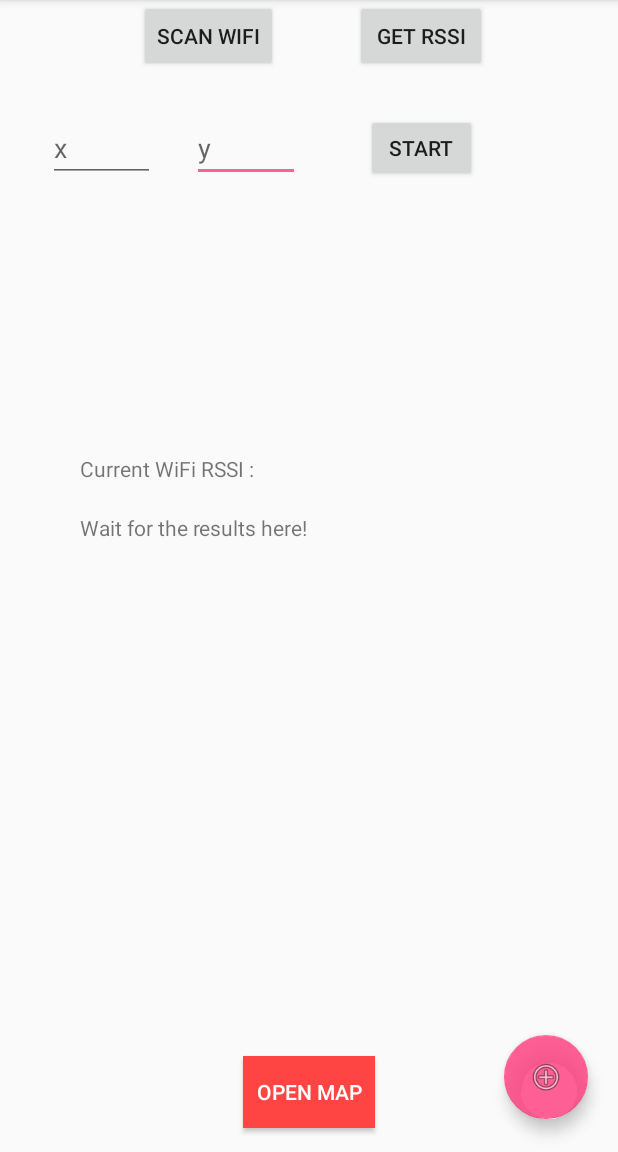
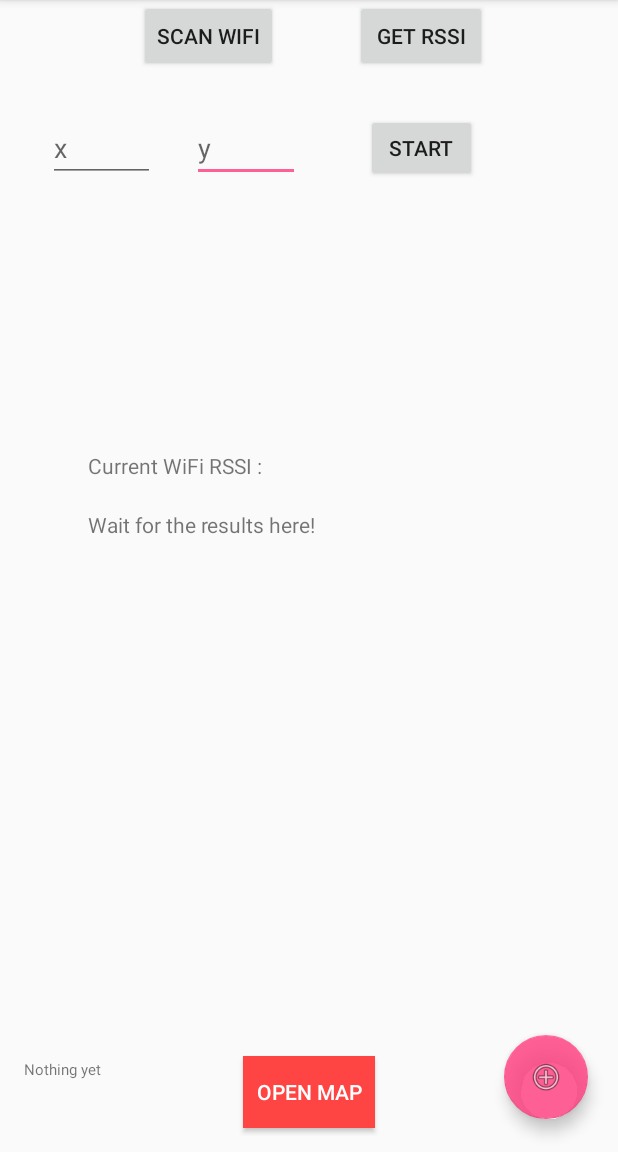
Before and after one commit to aryan9/WiFiRSSIMapper, an Android app: the screen it shows after launch (MainActivity), after a tap on "SCAN WIFI", on a phone screen of 412 x 824 dp, the part 84-1236 px from its top. Run offline under Robolectric (Android 15) with nearby library versions, the phone set to English and light mode, and no system bars.

```diff
--- a/app/src/main/java/com/example/a0132535/wifirssimapper/MapActivity.java
+++ b/app/src/main/java/com/example/a0132535/wifirssimapper/MapActivity.java
@@ -19,10 +19,10 @@ public class MapActivity extends AppCompatActivity {
         setContentView(R.layout.activity_map);
 
         ImageView IV, IV1;
-        IV = (ImageView)findViewById(R.id.Box7);
+        IV = (ImageView)findViewById(R.id.SQ2);
         IV.setBackgroundColor(Color.rgb(250, 0, 0));
 
-        IV1 = (ImageView)findViewById(R.id.imageView19);
+        IV1 = (ImageView)findViewById(R.id.SQ16);
         IV1.setBackgroundColor(Color.rgb(0, 250, 0));
     }
 }
--- a/app/src/main/res/layout/activity_main.xml
+++ b/app/src/main/res/layout/activity_main.xml
@@ -69,6 +69,30 @@
         app:layout_constraintRight_toRightOf="parent"
         app:layout_constraintHorizontal_bias="0.742" />
 
+    <EditText
+        android:id="@+id/etValueXCoord"
+        android:layout_width="71dp"
+        android:layout_height="40dp"
+        android:layout_marginLeft="32dp"
+        android:layout_marginTop="81dp"
+        android:ems="10"
+        android:hint="x"
+        android:inputType="number"
+        app:layout_constraintLeft_toLeftOf="parent"
+        app:layout_constraintTop_toTopOf="parent" />
+
+    <Button
+        android:id="@+id/openmap"
+        style="@style/Widget.AppCompat.Button.Colored"
+        android:layout_width="wrap_content"
+        android:layout_height="wrap_content"
+        android:background="@android:color/holo_red_light"
+        android:text="Open Map"
+        android:layout_marginBottom="16dp"
+        app:layout_constraintLeft_toLeftOf="parent"
+        app:layout_constraintBottom_toBottomOf="parent"
+        app:layout_constraintRight_toRightOf="parent" />
+
     <android.support.v4.widget.NestedScrollView
         android:id="@+id/nestedScrollView"
         android:layout_width="304dp"
@@ -78,12 +102,11 @@
         android:layout_marginRight="8dp"
         android:layout_marginTop="8dp"
         app:layout_constraintBottom_toBottomOf="parent"
-        app:layout_constraintHorizontal_bias="0.468"
+        app:layout_constraintHorizontal_bias="0.527"
         app:layout_constraintLeft_toLeftOf="parent"
         app:layout_constraintRight_toRightOf="parent"
         app:layout_constraintTop_toTopOf="parent"
-        app:layout_constraintVertical_bias="0.657"
-        tools:layout_editor_absoluteY="149dp">
+        app:layout_constraintVertical_bias="0.654">
 
         <LinearLayout
             android:layout_width="match_parent"
@@ -110,28 +133,15 @@
         </LinearLayout>
     </android.support.v4.widget.NestedScrollView>
 
-    <EditText
-        android:id="@+id/etValueXCoord"
-        android:layout_width="71dp"
+    <TextView
+        android:id="@+id/tvFinalPoint"
+        android:layout_width="99dp"
         android:layout_height="40dp"
-        android:layout_marginLeft="32dp"
-        android:layout_marginTop="81dp"
-        android:ems="10"
-        android:hint="x"
-        android:inputType="number"
-        app:layout_constraintLeft_toLeftOf="parent"
-        app:layout_constraintTop_toTopOf="parent" />
-
-    <Button
-        android:id="@+id/openmap"
-        style="@style/Widget.AppCompat.Button.Colored"
-        android:layout_width="wrap_content"
-        android:layout_height="wrap_content"
-        android:background="@android:color/holo_red_light"
-        android:text="Open Map"
-        android:layout_marginBottom="16dp"
-        app:layout_constraintLeft_toLeftOf="parent"
+        android:layout_marginBottom="22dp"
+        android:layout_marginLeft="16dp"
+        android:text="Nothing yet"
+        android:textSize="10sp"
         app:layout_constraintBottom_toBottomOf="parent"
-        app:layout_constraintRight_toRightOf="parent" />
+        app:layout_constraintLeft_toLeftOf="parent" />
 
 </android.support.constraint.ConstraintLayout>
```
Also changed, not shown: app/src/main/java/com/example/a0132535/wifirssimapper/CalculateDistanceFromRSSI.java (+19 -18 lines), app/src/main/java/com/example/a0132535/wifirssimapper/MainActivity.java (+130 -19 lines).
